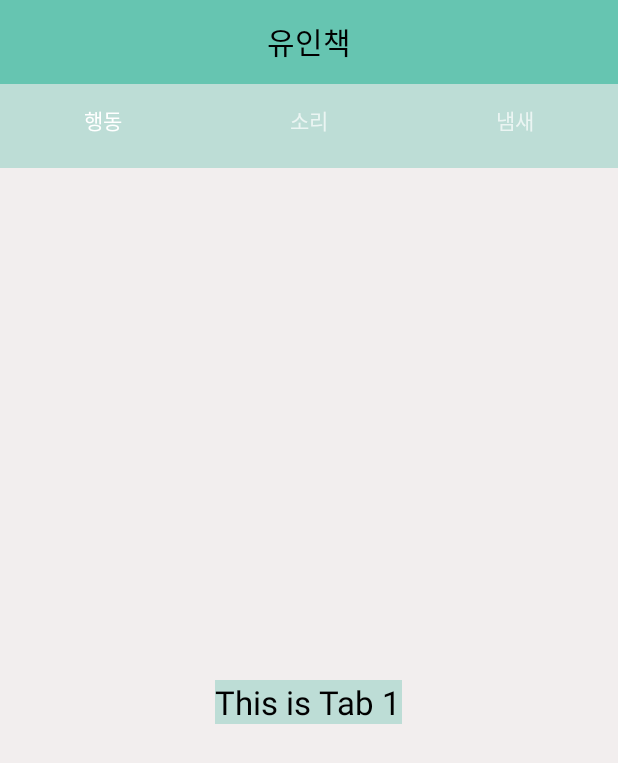
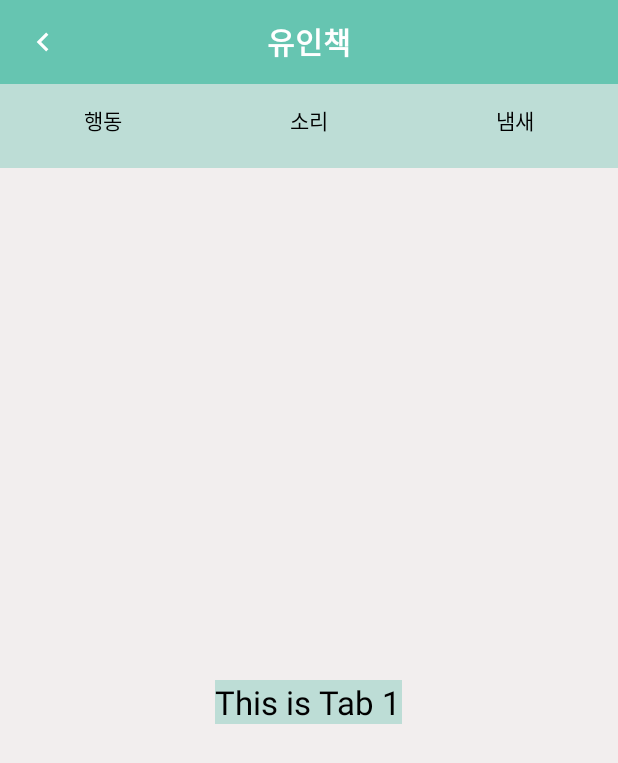
Before and after one commit to ppojjakppojjak/Pet-Finder, an Android app: the screen it shows after launch (Allure_activity), on a phone screen of 412 x 824 dp. Shown: the top 763 px of the screen. Run offline under Robolectric (Android 15) with nearby library versions, the phone set to English and light mode, and no system bars.

Commit message:
desinger need satisfied finally
doesn't fill the contents yet

```diff
--- a/app/src/main/java/com/ppojjakppojjak/ppojjakppojjak/Allure_activity.java
+++ b/app/src/main/java/com/ppojjakppojjak/ppojjakppojjak/Allure_activity.java
@@ -1,13 +1,16 @@
 package com.ppojjakppojjak.ppojjakppojjak;
 
 import android.drm.DrmStore;
+import android.support.design.widget.BaseTransientBottomBar;
 import android.support.v7.app.ActionBar;
 import android.support.v7.app.AppCompatActivity;
 import android.os.Bundle;
+import android.view.View;
 import android.view.Window;
 import android.support.design.widget.TabLayout;
 import android.support.v4.view.ViewPager;
 import android.support.v7.widget.Toolbar;
+import android.widget.Button;
 
 public class Allure_activity extends AppCompatActivity {
 
@@ -18,6 +21,22 @@ public class Allure_activity extends AppCompatActivity {
     protected void onCreate(Bundle savedInstanceState) {
         super.onCreate(savedInstanceState);
         setContentView(R.layout.activity_allure_activity);
+
+        Toolbar toolbar = (Toolbar) findViewById(R.id.tool_bar);
+        setSupportActionBar(toolbar);
+        getSupportActionBar().setDisplayShowTitleEnabled(false);
+
+//        getSupportActionBar().setDisplayHomeAsUpEnabled(true);
+//        getSupportActionBar().setHomeAsUpIndicator(R.drawable.ic_chevron_left_white_24dp);
+
+        Button btnBack = (Button) findViewById(R.id.btn_back);
+        btnBack.setOnClickListener(new View.OnClickListener() {
+            @Override
+            public void onClick(View v) {
+                finish();
+            }
+        });
+
 
         // Initializing the TabLayout
         tabLayout = (TabLayout) findViewById(R.id.tabLayout);
--- a/app/src/main/res/layout/activity_allure_activity.xml
+++ b/app/src/main/res/layout/activity_allure_activity.xml
@@ -1,7 +1,7 @@
 <?xml version="1.0" encoding="utf-8"?>
-<LinearLayout
-    xmlns:android="http://schemas.android.com/apk/res/android"
+<LinearLayout xmlns:android="http://schemas.android.com/apk/res/android"
     xmlns:tools="http://schemas.android.com/tools"
+    xmlns:app="http://schemas.android.com/apk/res-auto"
     android:orientation="vertical"
     android:layout_width="match_parent"
     android:layout_height="match_parent"
@@ -33,6 +33,7 @@
         android:layout_width="match_parent"
         android:layout_height="wrap_content"
         layout="@layout/tool_bar"
+        android:id="@+id/tool_bar"
     />
 
     <android.support.design.widget.TabLayout
@@ -41,6 +42,8 @@
         android:layout_height="wrap_content"
         android:background="#bdddd6"
         android:minHeight="?attr/actionBarSize"
+        app:tabTextColor="#000"
+        app:tabSelectedTextColor="#000"
         android:theme="@style/ThemeOverlay.AppCompat.Dark.ActionBar" />
 
 
--- a/app/src/main/res/layout/tool_bar.xml
+++ b/app/src/main/res/layout/tool_bar.xml
@@ -9,19 +9,24 @@
     xmlns:tools="http://schemas.android.com/tools"
     android:background="#66C5B1"
     android:minHeight="?attr/actionBarSize"
-    app:popupTheme="@style/ThemeOverlay.AppCompat.Light"
-    app:theme="@style/ThemeOverlay.AppCompat.Dark.ActionBar"
     >
+
+    <Button
+        android:id="@+id/btn_back"
+        android:layout_width="25dp"
+        android:layout_height="25dp"
+        android:background="@drawable/ic_chevron_left_white_24dp"/>
 
 <TextView
     android:layout_width="wrap_content"
     android:layout_height="wrap_content"
     android:text="유인책"
+    android:textStyle="bold"
     android:layout_gravity="center"
     android:id="@+id/toolbar_title"
     android:background="#66C5B1"
     android:textSize="20sp"
-    android:textColor="#000"
+    android:textColor="#ffff"
     />
 
 
```
